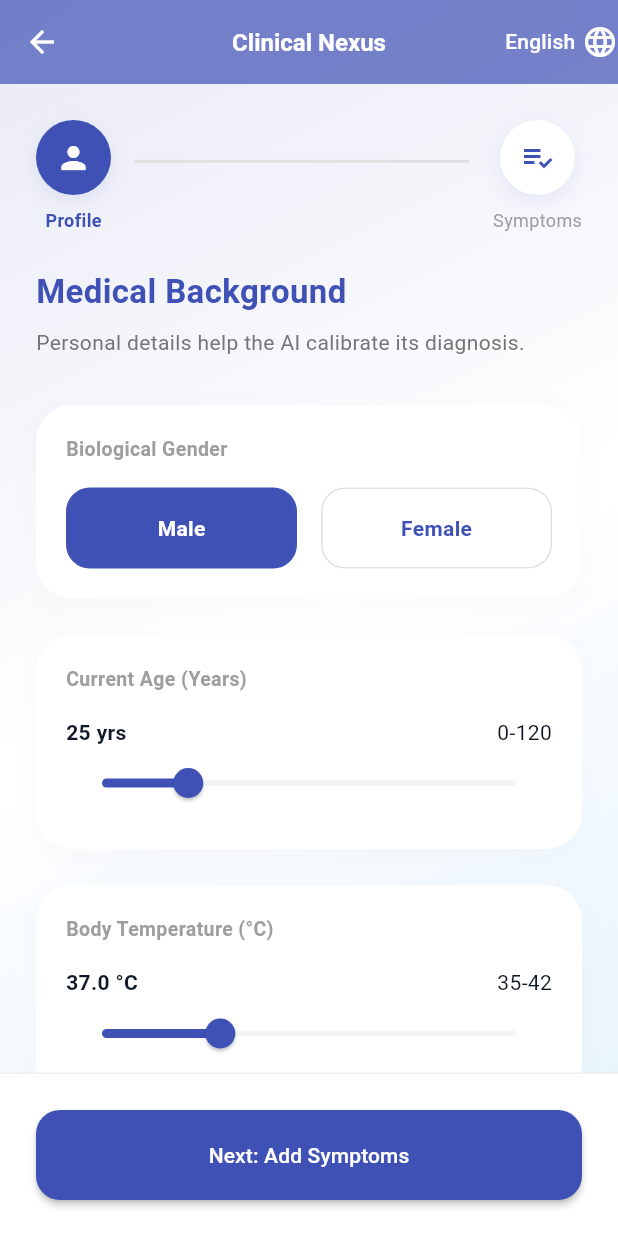
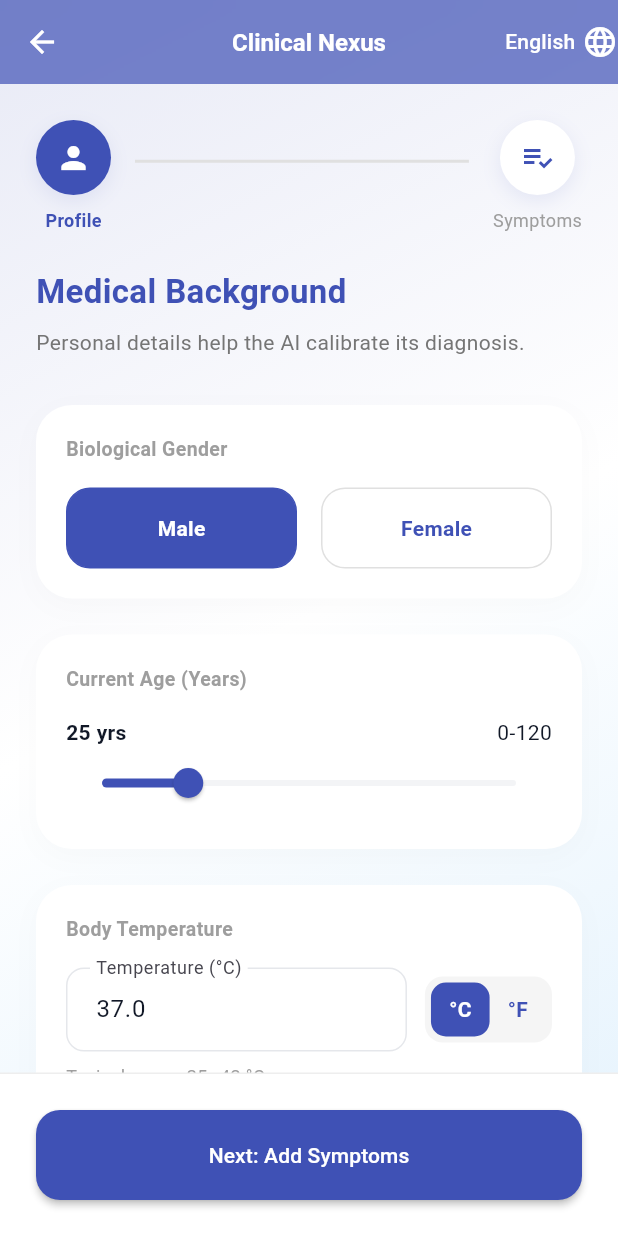
Before and after one commit to dineshsuthar11-03/Pulsecare, a Flutter app: the RapidSymptomCheckerScreen screen opened directly, on a phone screen of 412 x 824 dp. Run offline on Flutter 3.47's test engine with Material 3 defaults, Android fonts, the phone set to English and light mode, and no system bars; our stand-ins replace flutter_dotenv, flutter_markdown, permission_handler, shared_preferences, shimmer, supabase_flutter and 1 more; accounts and stored records are empty.

Commit message:
Update symptom checker temperature input to support text entry with °C/°F toggle

```diff
--- a/lib/features/symptom_checker/rapid_symptom_checker_screen.dart
+++ b/lib/features/symptom_checker/rapid_symptom_checker_screen.dart
@@ -36,11 +36,21 @@ class _RapidSymptomCheckerScreenState extends State<RapidSymptomCheckerScreen> {
   double _age = 25;
   double _temp = 37.0;
   String _selectedLanguage = 'English';
+  late final TextEditingController _tempController;
+  bool _isCelsius = true;
+
+  @override
+  void initState() {
+    super.initState();
+    _tempController =
+        TextEditingController(text: _temp.toStringAsFixed(1));
+  }
 
   @override
   void dispose() {
     _searchController.dispose();
     _pageController.dispose();
+    _tempController.dispose();
     _debounce?.cancel();
     super.dispose();
   }
@@ -535,25 +545,53 @@ class _RapidSymptomCheckerScreenState extends State<RapidSymptomCheckerScreen> {
             ),
           ),
           _inputCard(
-            'Body Temperature (°C)',
+            'Body Temperature',
             Column(
+              crossAxisAlignment: CrossAxisAlignment.start,
               children: [
                 Row(
-                  mainAxisAlignment: MainAxisAlignment.spaceBetween,
                   children: [
-                    Text(
-                      '${_temp.toStringAsFixed(1)} °C',
-                      style: const TextStyle(fontWeight: FontWeight.bold),
+                    Expanded(
+                      child: TextField(
+                        controller: _tempController,
+                        keyboardType:
+                            const TextInputType.numberWithOptions(decimal: true),
+                        decoration: InputDecoration(
+                          labelText:
+                              _isCelsius ? 'Temperature (°C)' : 'Temperature (°F)',
+                          border: OutlineInputBorder(
+                            borderRadius: BorderRadius.circular(12),
+                          ),
+                        ),
+                        onChanged: _onTemperatureChanged,
+                      ),
                     ),
-                    const Text('35-42'),
+                    const SizedBox(width: 12),
+                    Container(
+                      padding: const EdgeInsets.all(4),
+                      decoration: BoxDecoration(
+                        color: Colors.grey[100],
+                        borderRadius: BorderRadius.circular(12),
+                      ),
+                      child: Row(
+                        mainAxisSize: MainAxisSize.min,
+                        children: [
+                          _tempUnitChip(true, '°C'),
+                          _tempUnitChip(false, '°F'),
+                        ],
+                      ),
+                    ),
                   ],
                 ),
-                Slider(
-                  value: _temp,
-                  min: 35,
-                  max: 42,
-                  activeColor: Colors.indigo,
-                  onChanged: (v) => setState(() => _temp = v),
+                const SizedBox(height: 8),
+                Text(
+                  _isCelsius
+                      ? 'Typical range: 35–42 °C'
+                      : 'Typical range: 95–107 °F',
+                  style: const TextStyle(
+                    fontSize: 12,
+                    color: Colors.grey,
+                  ),
                 ),
               ],
             ),
@@ -620,6 +658,51 @@ class _RapidSymptomCheckerScreenState extends State<RapidSymptomCheckerScreen> {
           const SizedBox(height: 16),
           child,
         ],
+      ),
+    );
+  }
+
+  void _onTemperatureChanged(String value) {
+    final parsed = double.tryParse(value);
+    if (parsed == null) {
+      return;
+    }
+
+    setState(() {
+      if (_isCelsius) {
+        _temp = parsed;
+      } else {
+        _temp = (parsed - 32) * 5 / 9;
+      }
+    });
+  }
+
+  Widget _tempUnitChip(bool forCelsius, String label) {
+    final isSelected = _isCelsius == forCelsius;
+    return InkWell(
+      onTap: () {
+        if (isSelected) return;
+        setState(() {
+          _isCelsius = forCelsius;
+          final displayTemp = _isCelsius
+              ? _temp
+              : (_temp * 9 / 5) + 32;
+          _tempController.text = displayTemp.toStringAsFixed(1);
+        });
+      },
+      child: Container(
+        padding: const EdgeInsets.symmetric(horizontal: 12, vertical: 8),
+        decoration: BoxDecoration(
+          color: isSelected ? Colors.indigo : Colors.transparent,
+          borderRadius: BorderRadius.circular(10),
+        ),
+        child: Text(
+          label,
+          style: TextStyle(
+            color: isSelected ? Colors.white : Colors.indigo,
+            fontWeight: FontWeight.bold,
+          ),
+        ),
       ),
     );
   }
```
